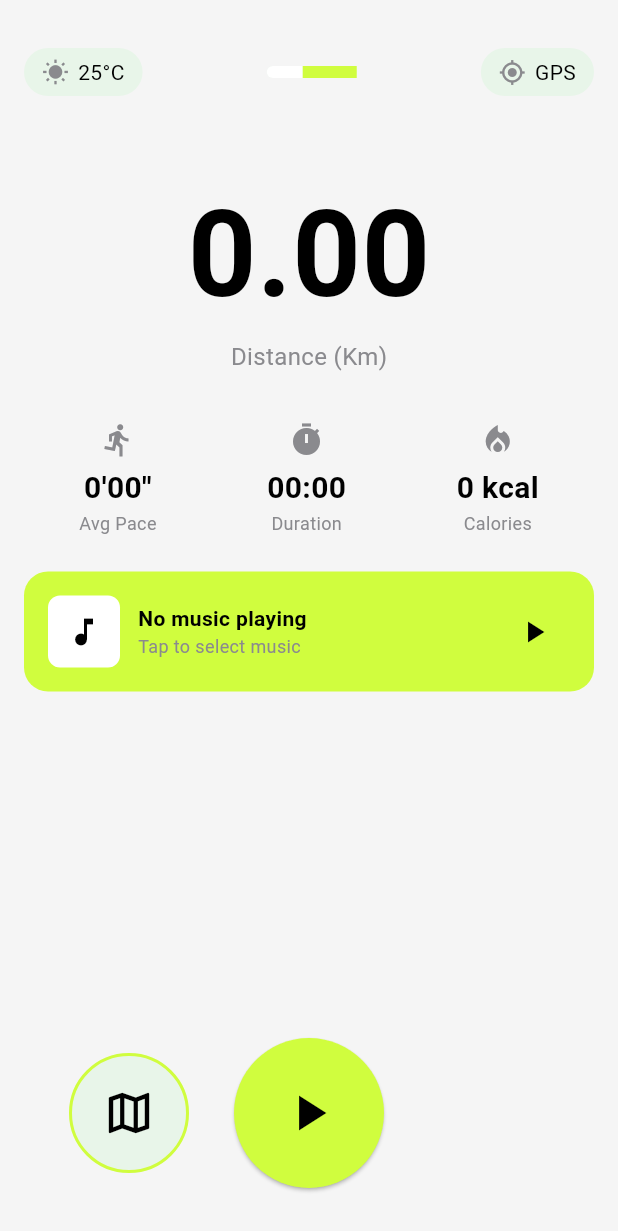
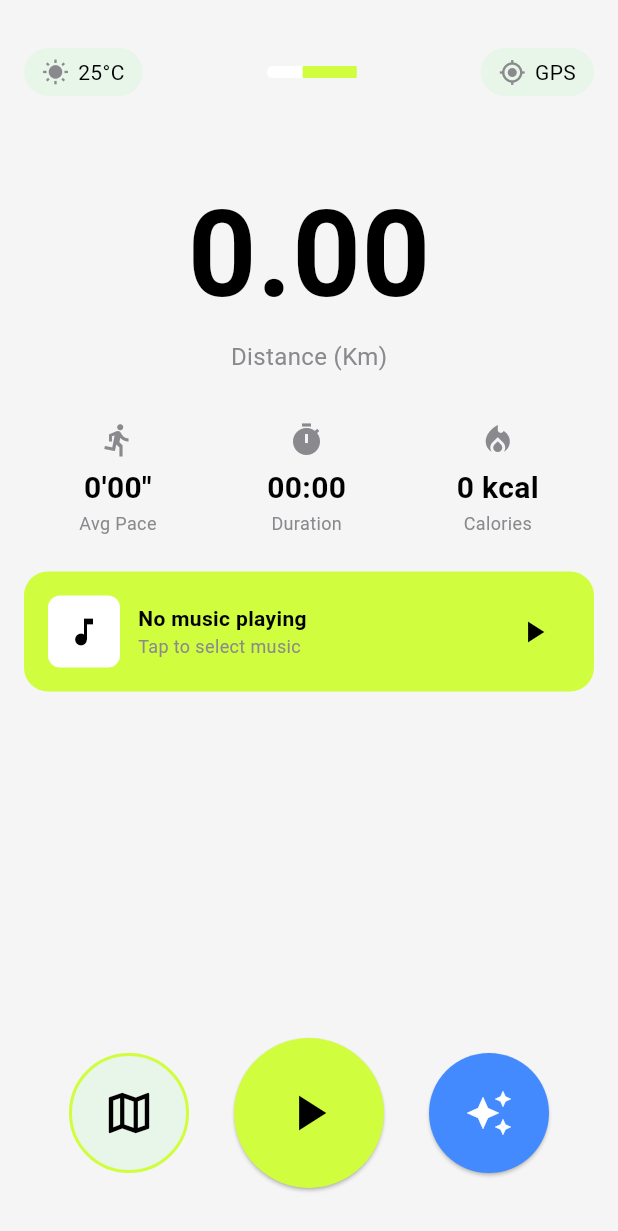
Before and after one commit to MinhDeepZaiZLer/WeRun_2.0, a Flutter app: the screen it shows once a user with an empty profile is signed in, item 2 of the bottom bar chosen, on a phone screen of 412 x 824 dp. Shown: the top 1231 px of the screen. Run offline on Flutter 3.47's test engine with Material 3 defaults, Android fonts, the phone set to English and light mode, and no system bars; our stand-ins replace cloud_firestore, dio, firebase_auth, firebase_core, flutter_bloc, get_it and 3 more; missing offline and left inert: maplibre_gl; accounts and stored records are empty.

Commit message:
feat: add AI route suggestion to run screen
- Implements the GetSuggestedRouteUsecase to abstract the AI call.
- Updates RunBloc to handle the SuggestRouteRequested event.
- The bloc now fetches the user's current GPS location and calls the AI backend API.
- Adds a new AI Suggestion button (auto_awesome icon) to the _RunActionButtons in RunScreen.
- This button is only visible before the run starts (replaces the Stop button).

```diff
--- /dev/null
+++ b/lib/domain/usecases/get_suggested_route_usecase.dart
@@ -0,0 +1,22 @@
+import 'package:injectable/injectable.dart';
+import '../entities/suggested_route.dart';
+import '../repositories/ai_repository.dart';
+
+@lazySingleton // <-- Đánh dấu cho DI
+class GetSuggestedRouteUsecase {
+  final AiRepository _aiRepository;
+
+  GetSuggestedRouteUsecase(this._aiRepository);
+
+  Future<SuggestedRoute> call({
+    required double lat,
+    required double lng,
+    required double distanceKm
+  }) {
+    return _aiRepository.getSuggestedRoute(
+      lat: lat,
+      lng: lng,
+      distanceKm: distanceKm,
+    );
+  }
+}
--- a/lib/presentation/screens/run/bloc/run_event.dart
+++ b/lib/presentation/screens/run/bloc/run_event.dart
@@ -8,7 +8,10 @@ class PauseRun extends RunEvent {}
 class ResumeRun extends RunEvent {}
 class StopRun extends RunEvent {} // Nút "Save"
 class DiscardRun extends RunEvent {} // <-- THÊM DÒNG NÀY
-
+class SuggestRouteRequested extends RunEvent {
+  final double distanceKm;
+  SuggestRouteRequested({this.distanceKm = 5.0}); // Mặc định 5km
+}
 class _LocationChanged extends RunEvent {
   final LocationData locationData;
   _LocationChanged(this.locationData);
--- a/lib/presentation/screens/run/run_screen.dart
+++ b/lib/presentation/screens/run/run_screen.dart
@@ -133,8 +133,8 @@ class _RunActionButtons extends StatelessWidget {
         ),
 
         // Stop Button (chỉ hiển thị khi có route)
-        data.hasRoute
-            ? RunCircularButton(
+        if (data.hasRoute)
+          RunCircularButton(
             onPressed: () => _showStopDialog(context, runBloc),
             icon: Icons.stop,
             backgroundColor: Colors.grey,
@@ -142,7 +142,19 @@ class _RunActionButtons extends StatelessWidget {
             size: 80,
             iconSize: 32,
           )
-            : const SizedBox(width: 80), // Giữ chỗ
+        // Nếu CHƯA CHẠY -> Hiển thị nút AI
+        else
+          RunCircularButton(
+            onPressed: () {
+              // GỌI EVENT MỚI
+              runBloc.add(SuggestRouteRequested(distanceKm: 5.0));
+            },
+            icon: Icons.auto_awesome, // Icon AI
+            backgroundColor: Colors.blueAccent,
+            iconColor: Colors.white,
+            size: 80,
+            iconSize: 32,
+          ), // Giữ chỗ
       ],
     );
   }
```
Also changed, not shown: lib/data/repositories/ai_repository_impl.dart (+4 -6 lines), lib/presentation/screens/run/bloc/run_bloc.dart (+42 -1 lines), lib/core/di/injection.config.dart. Lines whose indentation alone changed are shown as unchanged.
